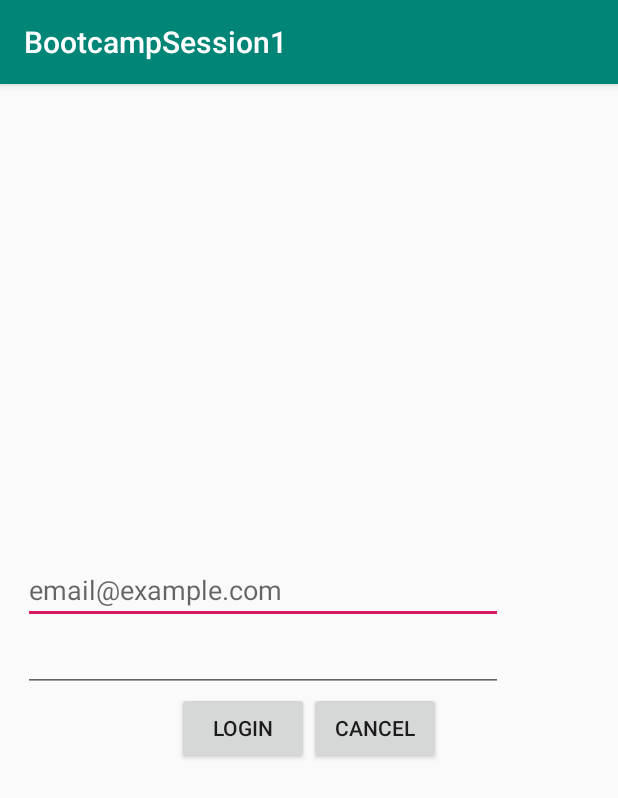
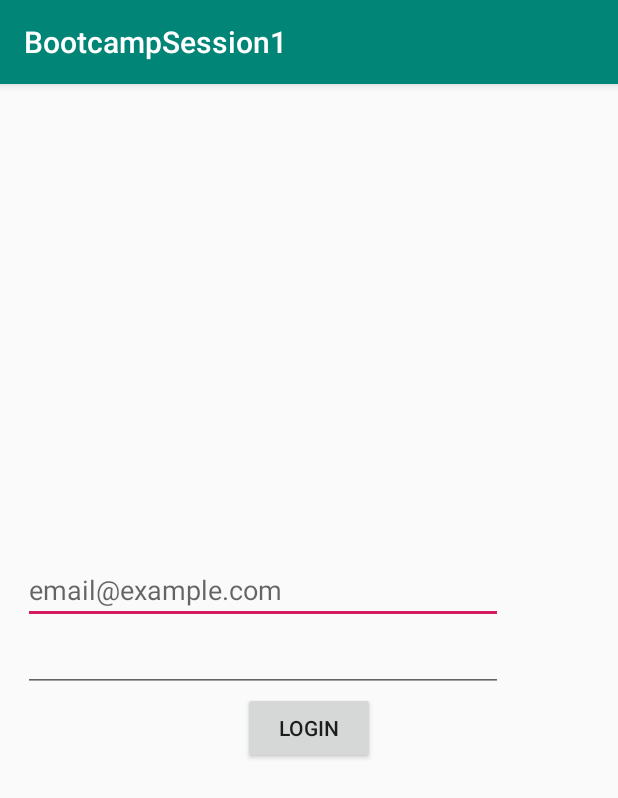
Before and after one commit to ove107/BOOT-CAMP, an Android app: the screen it shows after launch (MainActivity), on a phone screen of 412 x 824 dp. Shown: the top 798 px of the screen. Run offline under Robolectric (Android 15) with nearby library versions, the phone set to English and light mode, and no system bars; 2 statements that could not run were skipped.

Commit message:
trying things

```diff
--- a/BootcampSession1/app/src/main/res/layout/activity_main.xml
+++ b/BootcampSession1/app/src/main/res/layout/activity_main.xml
@@ -58,13 +58,18 @@
                 tools:layout_editor_absoluteX="116dp"
                 tools:layout_editor_absoluteY="467dp" />
 
-            <Button
-                android:id="@+id/button3"
+           <!-- <Button
+                android:id="@+id/button5"
                 android:layout_width="wrap_content"
                 android:layout_height="wrap_content"
-                android:text="Cancel"
-                tools:layout_editor_absoluteX="233dp"
+                android:text="Login"
+                tools:layout_editor_absoluteX="116dp"
                 tools:layout_editor_absoluteY="467dp" />
+-->
+
+
+
+
         </LinearLayout>
 
     </LinearLayout>
```
